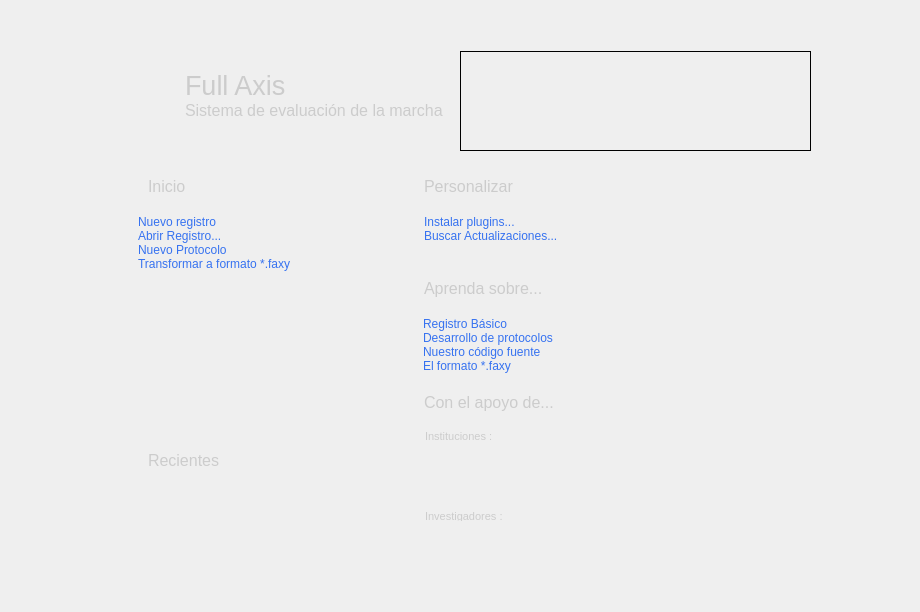
Old version of the form Software/development/Form/home.ui in the repository Debaq/Fullaxis.
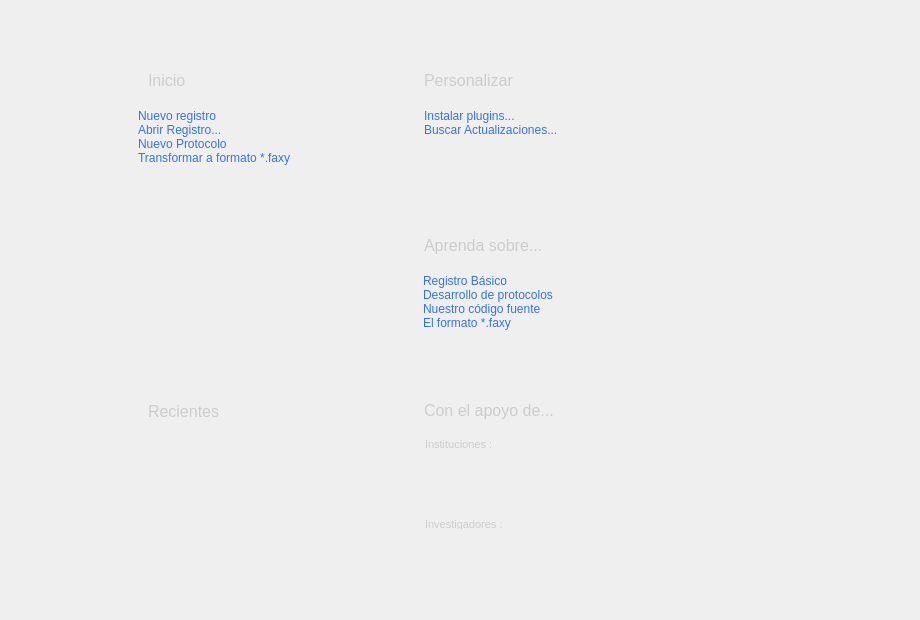
New version of the form. Icons and pictures are not drawn.

```diff
--- a/Software/development/Form/home.ui
+++ b/Software/development/Form/home.ui
@@ -7,7 +7,7 @@
     <x>0</x>
     <y>0</y>
     <width>920</width>
-    <height>612</height>
+    <height>620</height>
    </rect>
   </property>
   <property name="windowTitle">
@@ -58,171 +58,6 @@
       <property name="topMargin">
        <number>1</number>
       </property>
-      <item>
-       <widget class="QFrame" name="horizontalFrame">
-        <property name="maximumSize">
-         <size>
-          <width>16777215</width>
-          <height>100</height>
-         </size>
-        </property>
-        <property name="frameShape">
-         <enum>QFrame::NoFrame</enum>
-        </property>
-        <property name="lineWidth">
-         <number>2</number>
-        </property>
-        <layout class="QHBoxLayout" name="horizontalLayout_11">
-         <property name="spacing">
-          <number>0</number>
-         </property>
-         <property name="leftMargin">
-          <number>0</number>
-         </property>
-         <property name="topMargin">
-          <number>0</number>
-         </property>
-         <property name="rightMargin">
-          <number>0</number>
-         </property>
-         <property name="bottomMargin">
-          <number>0</number>
-         </property>
-         <item>
-          <widget class="QFrame" name="horizontalFrame_2">
-           <property name="styleSheet">
-            <string notr="true">background: transparent;</string>
-           </property>
-           <layout class="QHBoxLayout" name="horizontalLayout_12">
-            <property name="leftMargin">
-             <number>0</number>
-            </property>
-            <property name="topMargin">
-             <number>0</number>
-            </property>
-            <property name="rightMargin">
-             <number>0</number>
-            </property>
-            <property name="bottomMargin">
-             <number>0</number>
-            </property>
-            <item>
-             <widget class="QLabel" name="label">
-              <property name="minimumSize">
-               <size>
-                <width>60</width>
-                <height>60</height>
-               </size>
-              </property>
-              <property name="maximumSize">
-               <size>
-                <width>60</width>
-                <height>60</height>
-               </size>
-              </property>
-              <property name="styleSheet">
-               <string notr="true">background: transparent;
-background-position: center;
-background-repeat: no-repeat;
-image: url(:/icons svg/icons/png/logo.png);</string>
-              </property>
-              <property name="text">
-               <string/>
-              </property>
-              <property name="alignment">
-               <set>Qt::AlignCenter</set>
-              </property>
-             </widget>
-            </item>
-            <item>
-             <widget class="QFrame" name="verticalFrame">
-              <layout class="QVBoxLayout" name="verticalLayout_4">
-               <property name="spacing">
-                <number>0</number>
-               </property>
-               <property name="leftMargin">
-                <number>10</number>
-               </property>
-               <property name="topMargin">
-                <number>0</number>
-               </property>
-               <property name="rightMargin">
-                <number>0</number>
-               </property>
-               <property name="bottomMargin">
-                <number>0</number>
-               </property>
-               <item>
-                <widget class="QLabel" name="label_2">
-                 <property name="font">
-                  <font>
-                   <pointsize>20</pointsize>
-                  </font>
-                 </property>
-                 <property name="styleSheet">
-                  <string notr="true">background: transparent;
-color:rgb(204,204,204);</string>
-                 </property>
-                 <property name="text">
-                  <string>Full Axis</string>
-                 </property>
-                 <property name="alignment">
-                  <set>Qt::AlignBottom|Qt::AlignLeading|Qt::AlignLeft</set>
-                 </property>
-                </widget>
-               </item>
-               <item>
-                <widget class="QLabel" name="label_3">
-                 <property name="font">
-                  <font>
-                   <pointsize>12</pointsize>
-                  </font>
-                 </property>
-                 <property name="styleSheet">
-                  <string notr="true">background: transparent;
-color:rgb(204,204,204);</string>
-                 </property>
-                 <property name="text">
-                  <string>Sistema de evaluación de la marcha </string>
-                 </property>
-                 <property name="alignment">
-                  <set>Qt::AlignLeading|Qt::AlignLeft|Qt::AlignTop</set>
-                 </property>
-                </widget>
-               </item>
-              </layout>
-             </widget>
-            </item>
-           </layout>
-          </widget>
-         </item>
-         <item>
-          <widget class="QFrame" name="Frame_login">
-           <property name="styleSheet">
-            <string notr="true">background: transparent;</string>
-           </property>
-           <property name="frameShape">
-            <enum>QFrame::Box</enum>
-           </property>
-           <layout class="QHBoxLayout" name="layoutFrame_login">
-            <property name="leftMargin">
-             <number>0</number>
-            </property>
-            <property name="topMargin">
-             <number>0</number>
-            </property>
-            <property name="rightMargin">
-             <number>0</number>
-            </property>
-            <property name="bottomMargin">
-             <number>0</number>
-            </property>
-           </layout>
-          </widget>
-         </item>
-        </layout>
-       </widget>
-      </item>
       <item>
        <widget class="QFrame" name="horizontalFrame_4">
         <property name="minimumSize">
```
